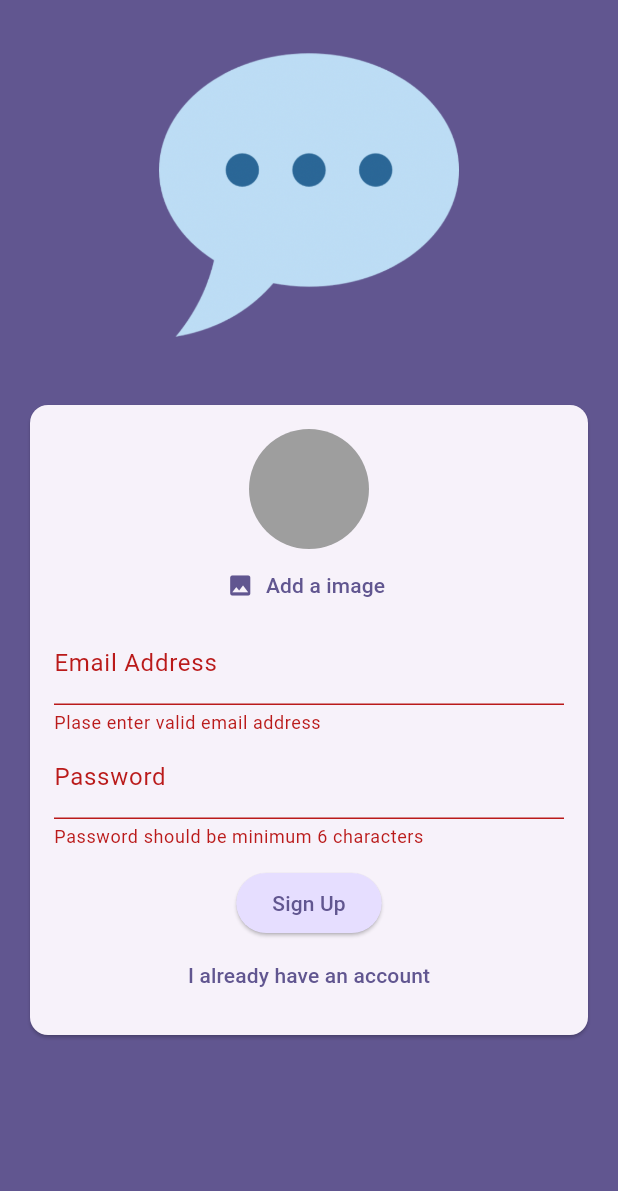
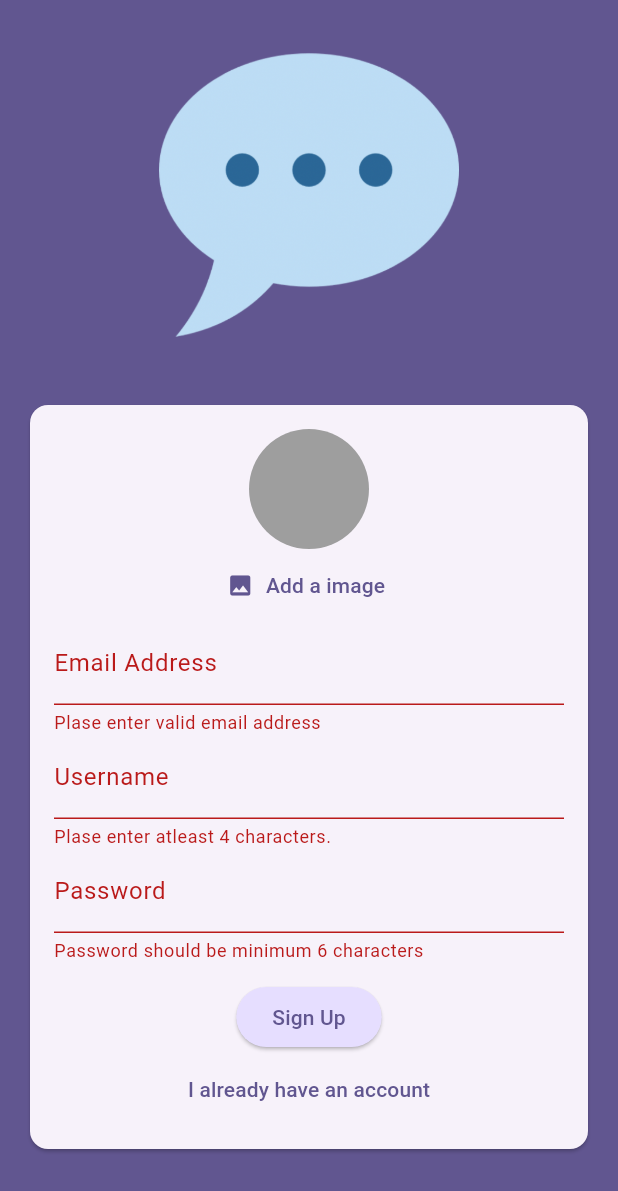
Before and after one commit to dainavipurav/009_flutter_udemy_favorite_chat_app, a Flutter app: the screen it shows after launch, after a tap on "Login", after a tap on "Create an account", after a tap on "Sign Up", on a phone screen of 412 x 824 dp. Shown: the top 1191 px of the screen. Run offline on Flutter 3.47's test engine with Material 3 defaults, Android fonts, the light colour scheme and no system bars; our stand-ins replace cloud_firestore, firebase_auth, firebase_core, firebase_storage, image_picker; accounts and stored records are empty.

Commit message:
feat : package named cloud_firestore added for storing user data some configurations also added

```diff
--- a/lib/screens/auth.dart
+++ b/lib/screens/auth.dart
@@ -1,5 +1,6 @@
 import 'dart:io';
 
+import 'package:cloud_firestore/cloud_firestore.dart';
 import 'package:firebase_auth/firebase_auth.dart';
 import 'package:firebase_storage/firebase_storage.dart';
 import 'package:flutter/material.dart';
@@ -21,6 +22,7 @@ class _AuthScreenState extends State<AuthScreen> {
   String _enteredPassword = '';
   File? _selectedImage;
   bool _isAuthenticating = false;
+  String _enteredUserName = '';
 
   void _submit() async {
     final isValid = _form.currentState!.validate();
@@ -58,7 +60,14 @@ class _AuthScreenState extends State<AuthScreen> {
 
         final imgUrl = await storageRef.getDownloadURL();
 
-        print(imgUrl);
+        FirebaseFirestore.instance
+            .collection('users')
+            .doc(userCredentials.user!.uid)
+            .set({
+          'userName': _enteredUserName,
+          'email': _enteredEmail,
+          'image_url': imgUrl,
+        });
       }
       setState(() {
         _isAuthenticating = false;
@@ -120,7 +129,7 @@ class _AuthScreenState extends State<AuthScreen> {
                         ),
                       TextFormField(
                         decoration: const InputDecoration(
-                          label: Text('Email Address'),
+                          labelText: 'Email Address',
                         ),
                         autocorrect: false,
                         keyboardType: TextInputType.emailAddress,
@@ -136,9 +145,27 @@ class _AuthScreenState extends State<AuthScreen> {
                           _enteredEmail = newValue!;
                         },
                       ),
+                      if (!_isLogin)
                         TextFormField(
                           decoration: const InputDecoration(
-                          label: Text('Password'),
+                            labelText: 'Username',
+                          ),
+                          enableSuggestions: false,
+                          validator: (value) {
+                            if (value == null ||
+                                value.isEmpty ||
+                                value.trim().length < 4) {
+                              return 'Plase enter atleast 4 characters.';
+                            }
+                            return null;
+                          },
+                          onSaved: (newValue) {
+                            _enteredUserName = newValue!;
+                          },
+                        ),
+                      TextFormField(
+                        decoration: const InputDecoration(
+                          labelText: 'Password',
                         ),
                         autocorrect: false,
                         obscureText: true,
@@ -153,22 +180,19 @@ class _AuthScreenState extends State<AuthScreen> {
                         },
                       ),
                       const SizedBox(height: 12),
+                      if (_isAuthenticating) const CircularProgressIndicator(),
+                      if (!_isAuthenticating)
                         ElevatedButton(
-                        onPressed: _isAuthenticating ? null : _submit,
+                          onPressed: _submit,
                           style: ElevatedButton.styleFrom(
                             backgroundColor:
                                 Theme.of(context).colorScheme.primaryContainer,
                           ),
-                        child: _isAuthenticating
-                            ? const SizedBox(
-                                height: 20,
-                                width: 20,
-                                child: CircularProgressIndicator(),
-                              )
-                            : Text(
+                          child: Text(
                             _isLogin ? 'Login' : 'Sign Up',
                           ),
                         ),
+                      if (!_isAuthenticating)
                         TextButton(
                           onPressed: () {
                             setState(() {
--- a/pubspec.yaml
+++ b/pubspec.yaml
@@ -7,6 +7,7 @@ environment:
   sdk: '>=3.3.1 <4.0.0'
 
 dependencies:
+  cloud_firestore: ^4.17.4
   firebase_auth: ^4.19.5
   firebase_core: ^2.31.0
   firebase_storage: ^11.7.6
```
Also changed, not shown: pubspec.lock, 3 other files. Lines whose indentation alone changed are shown as unchanged.
